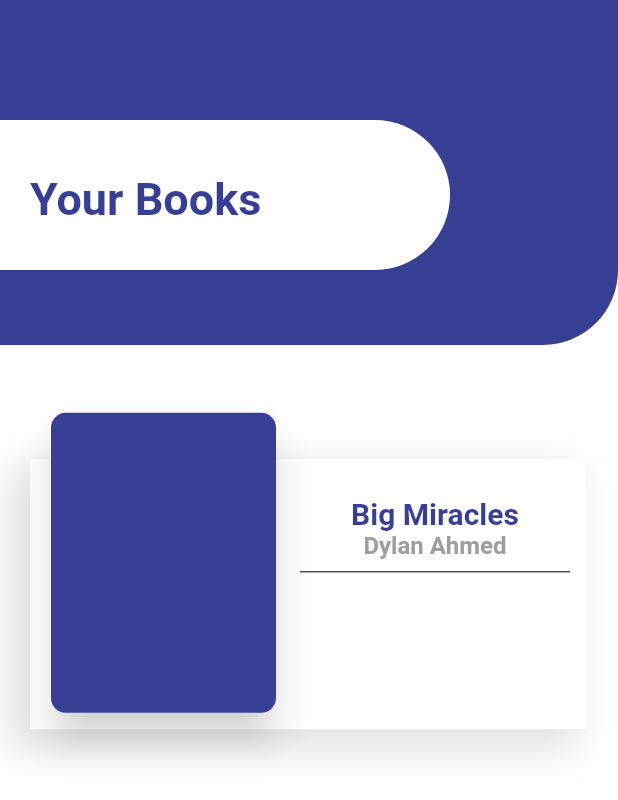
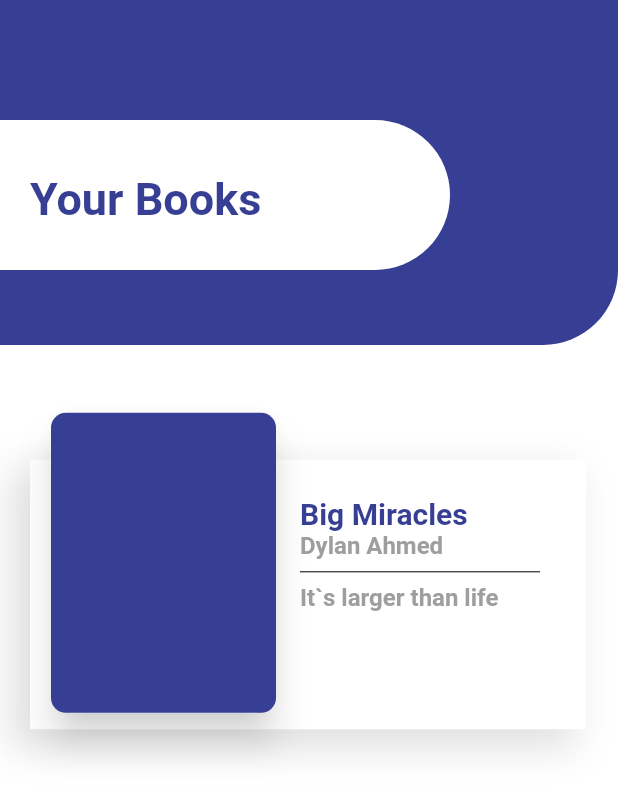
Before and after one commit to lucasoliveirasouza/card-ui, a Flutter app: the screen it shows after launch, on a phone screen of 412 x 824 dp. Shown: the top 800 px of the screen. Run offline on Flutter 3.47's test engine with Material 2 defaults, Android fonts, the phone set to English and light mode, and no system bars.

Commit message:
Criando componentes

```diff
--- a/lib/components/card_image.dart
+++ b/lib/components/card_image.dart
@@ -65,8 +65,9 @@ class _CardImageState extends State<CardImage> {
             left: 200,
             child: Container(
               height: 150,
-              width: 180,
+              width: 160,
               child: Column(
+                crossAxisAlignment: CrossAxisAlignment.start,
                 children: [
                   Text(
                     "Big Miracles",
@@ -87,6 +88,14 @@ class _CardImageState extends State<CardImage> {
                   Divider(
                     color: Colors.black,
                   ),
+                  Text(
+                    "It`s larger than life",
+                    style: TextStyle(
+                      fontSize: 16,
+                      color: Colors.grey,
+                      fontWeight: FontWeight.bold,
+                    ),
+                  ),
                 ],
               ),
             ),
```
